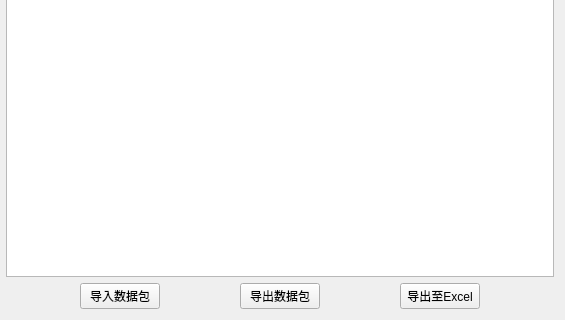
This is widgets/orderManage/widget_OrderPlan.ui in Belos10/Equip as Qt 5 draws it before an edit; both pictures show x 558 to 1123 and y 358 to 678 of the 1123 by 678 pixel window. The edited form follows.
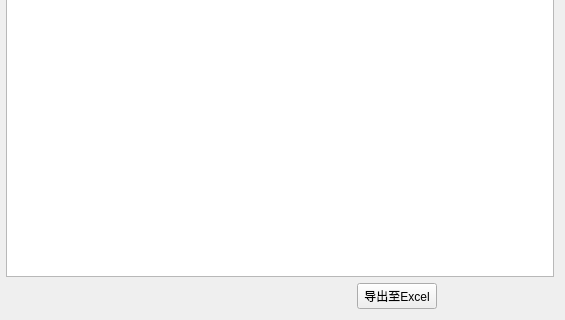
This is the edited form.

Commit message: 修改无效导入导出

Patch:
```diff
--- a/widgets/orderManage/widget_OrderPlan.ui
+++ b/widgets/orderManage/widget_OrderPlan.ui
@@ -351,13 +351,6 @@
          </property>
         </spacer>
        </item>
-       <item>
-        <widget class="QPushButton" name="pb_input">
-         <property name="text">
-          <string>导入数据包</string>
-         </property>
-        </widget>
-       </item>
        <item>
         <spacer name="horizontalSpacer_2">
          <property name="orientation">
@@ -371,13 +364,6 @@
          </property>
         </spacer>
        </item>
-       <item>
-        <widget class="QPushButton" name="pb_output">
-         <property name="text">
-          <string>导出数据包</string>
-         </property>
-        </widget>
-       </item>
        <item>
         <spacer name="horizontalSpacer_3">
          <property name="orientation">
```
The commit also changes 14 other files.
